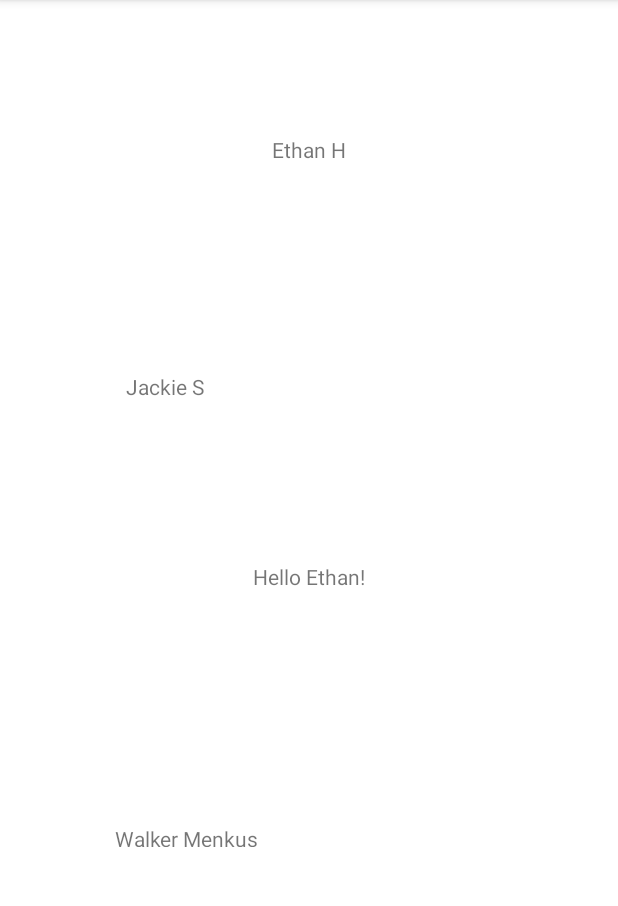
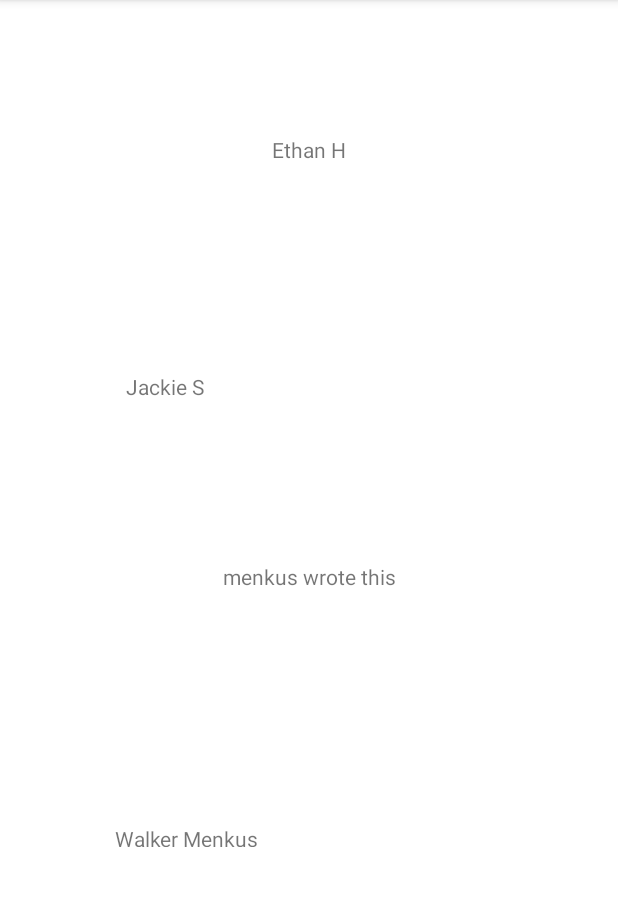
Before and after one commit to ocaldwell1/ProjectJanus, an Android app: the screen it shows after launch (MainActivity), on a phone screen of 412 x 824 dp, the part 84-990 px from its top. Run offline under Robolectric (Android 15) with nearby library versions, the light colour scheme and no system bars.

Commit message:
conflict time

```diff
--- a/app/src/main/res/layout/activity_main.xml
+++ b/app/src/main/res/layout/activity_main.xml
@@ -10,7 +10,7 @@
         android:id="@+id/textView2"
         android:layout_width="wrap_content"
         android:layout_height="wrap_content"
-        android:text="Hello Ethan!"
+        android:text="menkus wrote this"
         app:layout_constraintBottom_toBottomOf="parent"
         app:layout_constraintEnd_toEndOf="parent"
         app:layout_constraintStart_toStartOf="parent"
```
